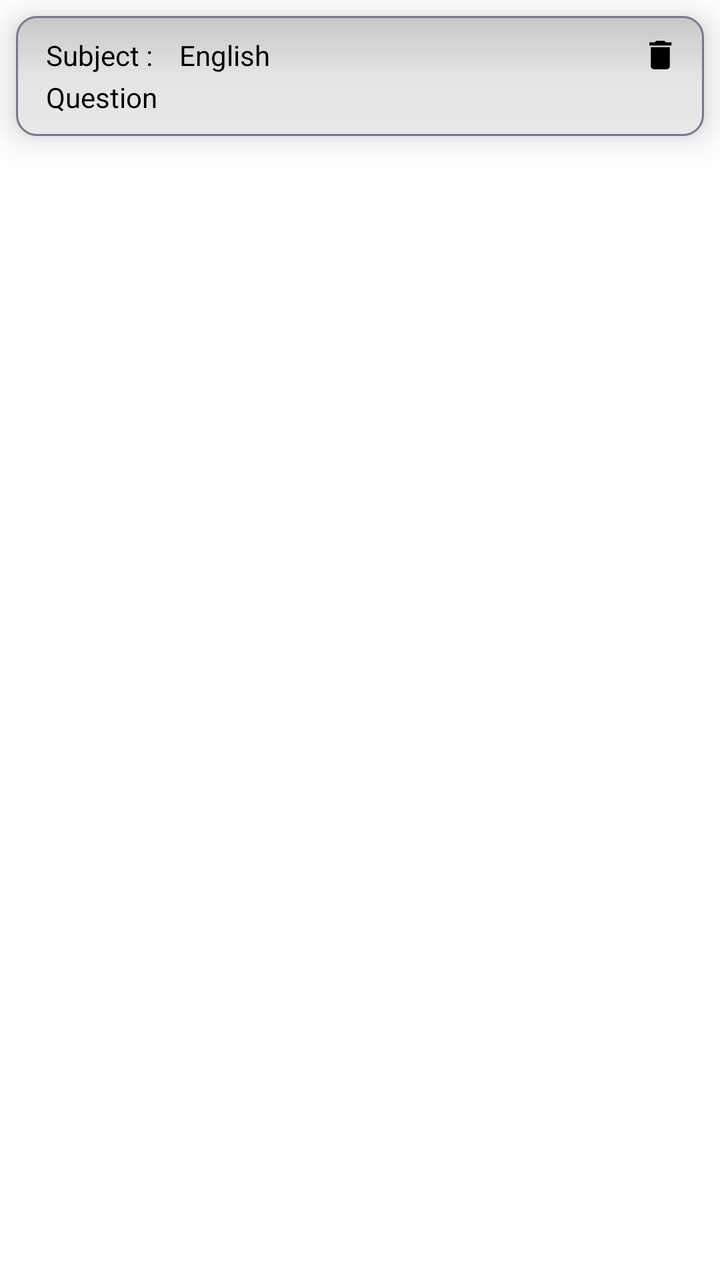
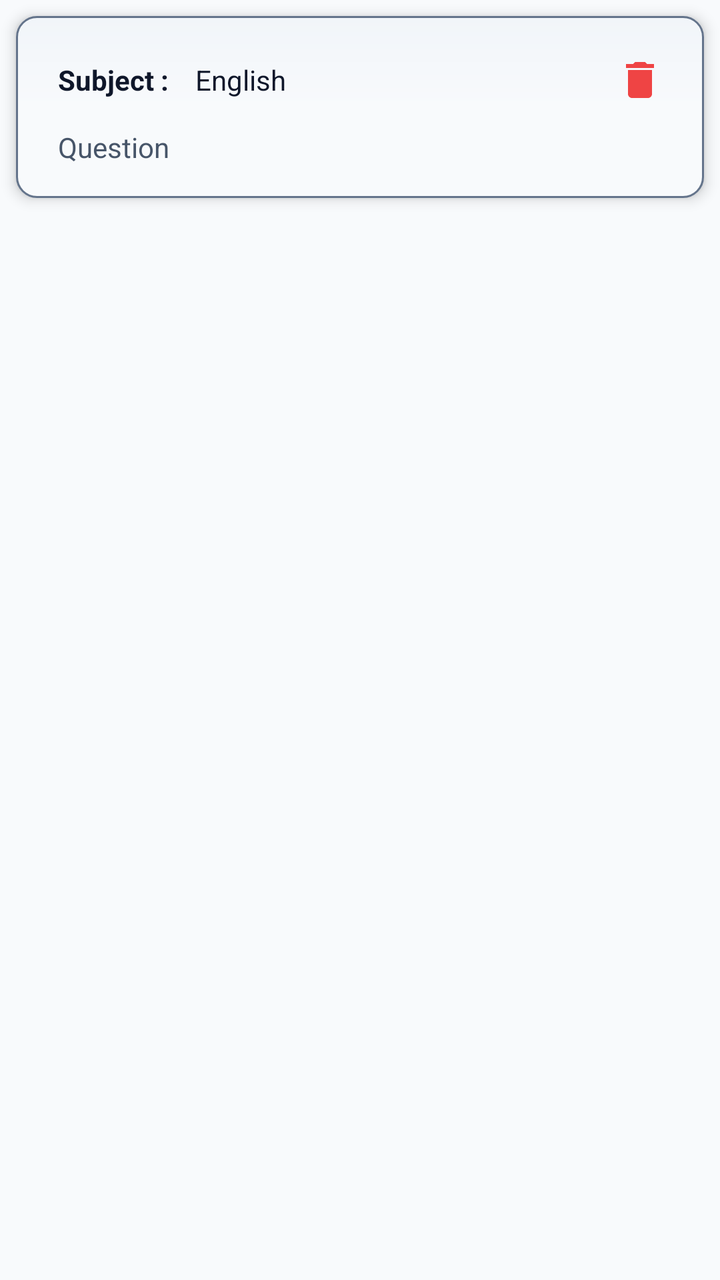

Before-and-after screenshots of an Android layout around one commit, followed by the original layout XML and the change that was made.
<!-- AndroidManifest.xml: application theme Theme.TestMaster -->
<!-- res/layout/layout_saved_questions.xml -->
<?xml version="1.0" encoding="utf-8"?>
<LinearLayout xmlns:android="http://schemas.android.com/apk/res/android"
    android:layout_width="match_parent"
    android:layout_height="wrap_content">

    <LinearLayout
        android:id="@+id/ll_save_question"
        android:layout_width="match_parent"
        android:layout_height="wrap_content"
        android:orientation="vertical"
        android:layout_margin="8dp"
        android:elevation="10dp"
        android:background="@drawable/gray_box_gradient"
        android:padding="10dp">
        <LinearLayout
            android:layout_width="match_parent"
            android:layout_height="wrap_content">
            <TextView
                android:layout_width="wrap_content"
                android:layout_height="wrap_content"
                android:text="Subject : "
                android:paddingStart="5dp"
                android:textColor="@color/black"/>
            <TextView
                android:id="@+id/subject_name"
                android:layout_width="match_parent"
                android:layout_height="wrap_content"
                android:layout_marginStart="10dp"
                android:layout_weight="1"
                android:text="English "
                android:textColor="@color/black"/>
            <ImageView
                android:id="@+id/iv_delete"
                android:visibility="visible"
                android:layout_width="wrap_content"
                android:layout_height="match_parent"
                android:src="@drawable/baseline_delete_24"/>
        </LinearLayout>
        <LinearLayout
            android:layout_width="match_parent"
            android:layout_height="wrap_content"
            android:layout_marginTop="2dp">
            <TextView
                android:id="@+id/question"
                android:layout_width="match_parent"
                android:layout_height="wrap_content"
                android:text="Question"
                android:paddingStart="5dp"
                android:textColor="@color/black"/>
        </LinearLayout>
    </LinearLayout>
</LinearLayout>
<!-- resources referenced by this layout -->
<resources>
  <color name="black">#FF000000</color>
  <!-- drawable baseline_delete_24 (drawable) -->
  <vector android:height="24dp" android:tint="#000000"
      android:viewportHeight="24" android:viewportWidth="24"
      android:width="24dp" xmlns:android="http://schemas.android.com/apk/res/android">
      <path android:fillColor="@android:color/white" android:pathData="M6,19c0,1.1 0.9,2 2,2h8c1.1,0 2,-0.9 2,-2V7H6v12zM19,4h-3.5l-1,-1h-5l-1,1H5v2h14V4z"/>
  </vector>
  <!-- drawable gray_box_gradient (drawable) -->
  <?xml version="1.0" encoding="utf-8"?>
  <shape xmlns:android="http://schemas.android.com/apk/res/android"
      android:shape="rectangle">
      <gradient
          android:startColor="#C6C6C6"
          android:centerColor="#E4E4E4"
          android:endColor="#E8E8E8"
          android:angle="270"/>
      <stroke android:width="1dp"
          android:color="#73788C"/>
      <corners android:radius="10dp"/>
  </shape>
  <style name="Theme.TestMaster" parent="Base.Theme.TestMaster" />
  <style name="Base.Theme.TestMaster" parent="Theme.MaterialComponents.DayNight.NoActionBar">
          
           <item name="colorPrimary">@color/primary_blue</item>
          <item name="android:statusBarColor">@color/primary_blue</item>
          <item name="colorAccent">@color/primary_blue</item>
      </style>
  <color name="primary_blue">#06164E</color>
</resources>

<!-- the commit's change to res/layout/layout_saved_questions.xml (unified diff, before → after) -->
@@ -9,44 +9,50 @@
         android:layout_height="wrap_content"
         android:orientation="vertical"
         android:layout_margin="8dp"
-        android:elevation="10dp"
+        android:elevation="4dp"
         android:background="@drawable/gray_box_gradient"
-        android:padding="10dp">
+        android:padding="16dp">
         <LinearLayout
             android:layout_width="match_parent"
-            android:layout_height="wrap_content">
+            android:layout_height="wrap_content"
+            android:gravity="center_vertical">
             <TextView
                 android:layout_width="wrap_content"
                 android:layout_height="wrap_content"
                 android:text="Subject : "
+                android:textStyle="bold"
                 android:paddingStart="5dp"
-                android:textColor="@color/black"/>
+                android:textColor="@color/text_primary"/>
             <TextView
                 android:id="@+id/subject_name"
-                android:layout_width="match_parent"
+                android:layout_width="0dp"
                 android:layout_height="wrap_content"
                 android:layout_marginStart="10dp"
                 android:layout_weight="1"
-                android:text="English "
-                android:textColor="@color/black"/>
+                android:text="English"
+                android:textColor="@color/text_primary"/>
             <ImageView
                 android:id="@+id/iv_delete"
                 android:visibility="visible"
                 android:layout_width="wrap_content"
-                android:layout_height="match_parent"
-                android:src="@drawable/baseline_delete_24"/>
+                android:layout_height="wrap_content"
+                android:padding="4dp"
+                android:src="@drawable/baseline_delete_24"
+                android:contentDescription="Delete question"
+                app:tint="@color/error"
+                xmlns:app="http://schemas.android.com/apk/res-auto"/>
         </LinearLayout>
         <LinearLayout
             android:layout_width="match_parent"
             android:layout_height="wrap_content"
-            android:layout_marginTop="2dp">
+            android:layout_marginTop="8dp">
             <TextView
                 android:id="@+id/question"
                 android:layout_width="match_parent"
                 android:layout_height="wrap_content"
                 android:text="Question"
                 android:paddingStart="5dp"
-                android:textColor="@color/black"/>
+                android:textColor="@color/text_secondary"/>
         </LinearLayout>
     </LinearLayout>
 </LinearLayout>
<!-- resource entries referenced after the edit -->
@@ -1,6 +1,8 @@
 <!-- resources referenced by this layout -->
 <resources>
-  <color name="black">#FF000000</color>
+  <color name="error">#EF4444</color>
+  <color name="text_primary">#0F172A</color>
+  <color name="text_secondary">#475569</color>
   <!-- drawable baseline_delete_24 (drawable) -->
   <vector android:height="24dp" android:tint="#000000"
       android:viewportHeight="24" android:viewportWidth="24"
@@ -12,21 +14,63 @@
   <shape xmlns:android="http://schemas.android.com/apk/res/android"
       android:shape="rectangle">
       <gradient
-          android:startColor="#C6C6C6"
-          android:centerColor="#E4E4E4"
-          android:endColor="#E8E8E8"
+          android:startColor="@color/gray"
+          android:centerColor="@color/background"
+          android:endColor="@color/background"
           android:angle="270"/>
       <stroke android:width="1dp"
-          android:color="#73788C"/>
+          android:color="@color/darkgray"/>
       <corners android:radius="10dp"/>
   </shape>
   <style name="Theme.TestMaster" parent="Base.Theme.TestMaster" />
-  <style name="Base.Theme.TestMaster" parent="Theme.MaterialComponents.DayNight.NoActionBar">
+  <color name="gray">#F1F5F9</color>
+  <color name="background">#F8FAFC</color>
+  <color name="darkgray">#64748B</color>
+  <style name="Base.Theme.TestMaster" parent="Theme.Material3.DayNight.NoActionBar">
           
-           <item name="colorPrimary">@color/primary_blue</item>
-          <item name="android:statusBarColor">@color/primary_blue</item>
-          <item name="colorAccent">@color/primary_blue</item>
+          <item name="colorPrimary">@color/primary</item>
+          <item name="colorOnPrimary">@color/onPrimary</item>
+          <item name="colorPrimaryContainer">@color/primaryContainer</item>
+          <item name="colorOnPrimaryContainer">@color/onPrimaryContainer</item>
+  
+          <item name="colorSecondary">@color/secondary</item>
+          <item name="colorOnSecondary">@color/onSecondary</item>
+          <item name="colorSecondaryContainer">@color/secondaryContainer</item>
+          <item name="colorOnSecondaryContainer">@color/onSecondaryContainer</item>
+  
+          
+          <item name="android:windowBackground">@color/background</item>
+          <item name="colorSurface">@color/surface</item>
+          <item name="colorOnSurface">@color/onSurface</item>
+          <item name="colorSurfaceVariant">@color/surfaceVariant</item>
+          <item name="colorOnSurfaceVariant">@color/onSurfaceVariant</item>
+          <item name="colorOutline">@color/outline</item>
+  
+          
+          <item name="colorError">@color/error</item>
+          <item name="colorOnError">@color/onError</item>
+          <item name="colorErrorContainer">@color/errorContainer</item>
+          <item name="colorOnErrorContainer">@color/onErrorContainer</item>
+  
+          
+          <item name="android:statusBarColor">@color/surface</item>
+          <item name="android:windowLightStatusBar">true</item>
       </style>
-  <color name="primary_blue">#06164E</color>
+  <color name="primary">#059669</color>
+  <color name="onPrimary">#FFFFFF</color>
+  <color name="primaryContainer">#D1FAE5</color>
+  <color name="onPrimaryContainer">#064E3B</color>
+  <color name="secondary">#64748B</color>
+  <color name="onSecondary">#FFFFFF</color>
+  <color name="secondaryContainer">#F1F5F9</color>
+  <color name="onSecondaryContainer">#0F172A</color>
+  <color name="surface">#FFFFFF</color>
+  <color name="onSurface">#0F172A</color>
+  <color name="surfaceVariant">#E2E8F0</color>
+  <color name="onSurfaceVariant">#475569</color>
+  <color name="outline">#94A3B8</color>
+  <color name="onError">#FFFFFF</color>
+  <color name="errorContainer">#FEE2E2</color>
+  <color name="onErrorContainer">#991B1B</color>
 </resources>
 
